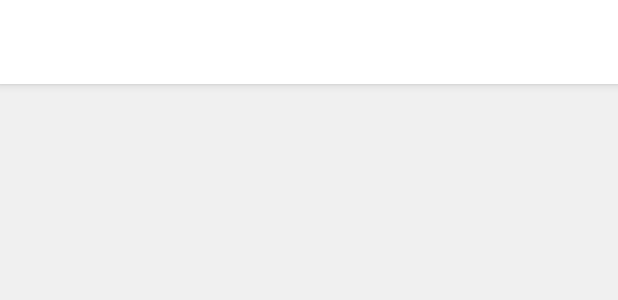
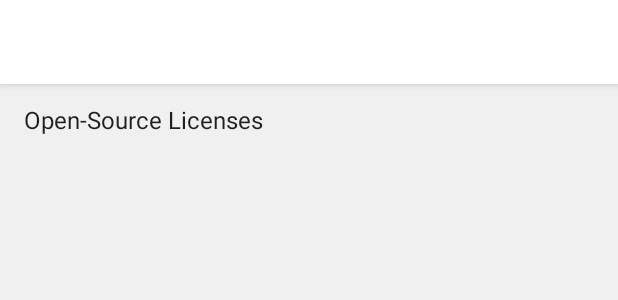
Before and after one commit to seherm/HappyBaby, an Android app: the layout activity_about.xml on its own in the app's theme, with its tools: preview values and no code run, on a phone screen of 412 x 824 dp. Shown: the top 300 px of the screen. Run offline under Robolectric (Android 15) with nearby library versions, the phone set to English and light mode, and no system bars.

Commit message:
added open-source licenses dialog

```diff
--- a/app/build.gradle
+++ b/app/build.gradle
@@ -34,5 +34,6 @@ dependencies {
     compile 'com.android.support:cardview-v7:25.3.1'
     compile 'de.hdodenhof:circleimageview:2.1.0'
     compile 'com.github.apl-devs:appintro:v4.2.0'
+    compile ('de.psdev.licensesdialog:licensesdialog:1.8.2'){ exclude module: 'jsr305' }
     testCompile 'junit:junit:4.12'
 }
--- a/app/src/main/res/layout/content_about.xml
+++ b/app/src/main/res/layout/content_about.xml
@@ -8,6 +8,15 @@
     tools:context="com.aah.selectingfood.activity.AboutActivity"
     tools:showIn="@layout/activity_about">
 
+
+    <ListView
+        android:id="@+id/aboutListView"
+        android:layout_width="0dp"
+        android:layout_height="wrap_content"
+        android:entries="@array/about_items_array"
+        app:layout_constraintLeft_toLeftOf="parent"
+        app:layout_constraintRight_toRightOf="parent"/>
+
     <TextView
         android:id="@+id/textViewAbout"
         android:layout_width="wrap_content"
--- a/app/src/main/res/values/strings.xml
+++ b/app/src/main/res/values/strings.xml
@@ -77,6 +77,8 @@
     <string name="error_camera_permission">Camera Permission Error</string>
     <string name="error_write_ext_permission">External memory access Permission Error</string>
 
+    <string name="about_open_source_lincenses">Open-Source Licenses</string>
+
     <!--String Arrays for selecting photo Alert Dialog-->
     <string-array name="select_photo_items_array">
         <item>@string/settings_alert_take_new_photo</item>
@@ -86,6 +88,12 @@
         <item>@string/settings_alert_take_new_photo</item>
         <item>@string/settings_alert_select_new_photo</item>
         <item>@string/settings_alert_delete_photo</item>
+    </string-array>
+
+    <!--String Array for Open-Source Licenses-->
+    <string-array name="about_items_array">
+        <item>@string/about_open_source_lincenses</item>
+
     </string-array>
 
     <!--Feedback overall Balanced/Unbalanced-->
```
Also changed, not shown: app/src/main/java/com/aah/selectingfood/activity/AboutActivity.java (+35 -0 lines).
